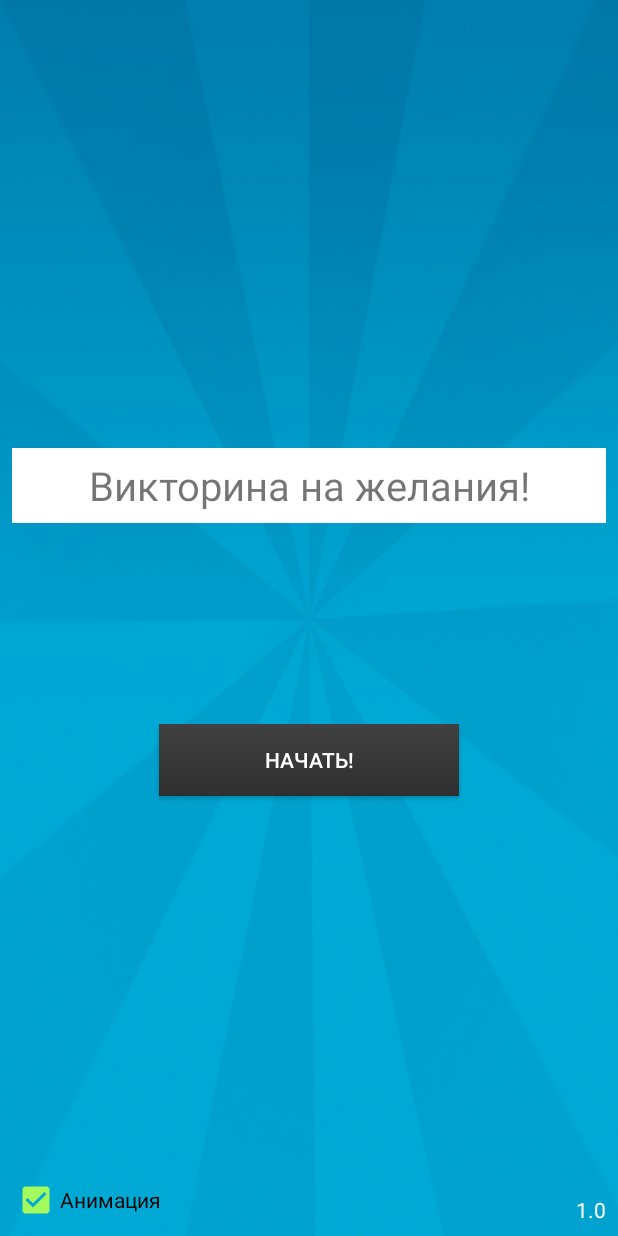
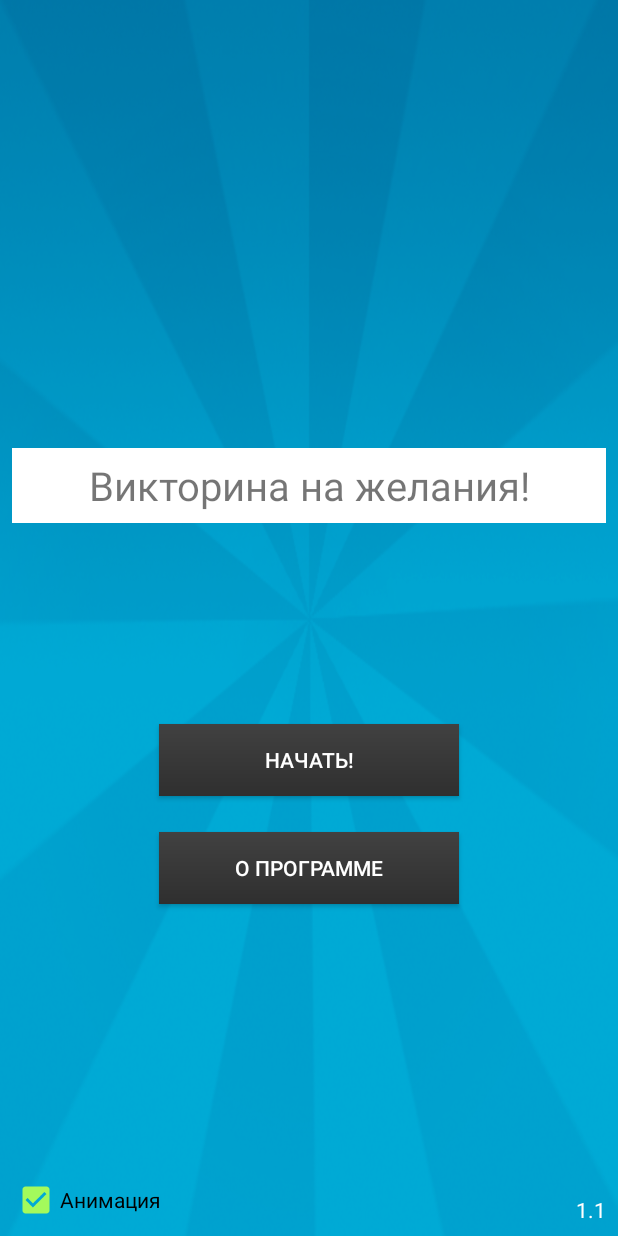
Before and after one commit to Zheil/Quiz, an Android app: the screen it shows after launch (MenuActivity), on a phone screen of 412 x 824 dp. Run offline under Robolectric (Android 15) with nearby library versions, the phone set to English and light mode, and no system bars; our stand-ins replace Dagger/Hilt's generated code, EventBus; libraries missing offline, so code that uses them is left out: com.arellomobile.mvp, com.jaeger.library, com.jakewharton.rxbinding2, com.michaelflisar.changelog; 4 statements that could not run were skipped.

Commit message:
added changelog, change version name

```diff
--- a/app/build.gradle
+++ b/app/build.gradle
@@ -13,7 +13,7 @@ android {
         minSdkVersion 19
         targetSdkVersion 27
         versionCode 1
-        versionName "1.0"
+        versionName "1.1"
         testInstrumentationRunner "android.support.test.runner.AndroidJUnitRunner"
     }
     buildTypes {
@@ -60,5 +60,7 @@ dependencies {
     //Shared pref
     implementation 'com.chibatching.kotpref:kotpref:2.5.0'
     implementation 'com.chibatching.kotpref:initializer:2.5.0'
+    //Changelog
+    implementation 'com.github.MFlisar:changelog:1.0.4'
 
 }
--- a/app/src/main/java/app/zheil/com/quiz/presentation/main/MenuActivity.kt
+++ b/app/src/main/java/app/zheil/com/quiz/presentation/main/MenuActivity.kt
@@ -5,6 +5,10 @@ import app.zheil.com.quiz.di.activity.DaggerActivityComponent
 import app.zheil.com.quiz.presentation.base.BaseActivity
 import kotlinx.android.synthetic.main.activity_menu.*
 import javax.inject.Inject
+import com.michaelflisar.changelog.classes.ChangelogFilter
+import com.michaelflisar.changelog.ChangelogBuilder
+
+
 
 class MenuActivity: BaseActivity() {
 
@@ -29,9 +33,24 @@ class MenuActivity: BaseActivity() {
         tvVersion.text = BuildConfig.VERSION_NAME
     }
 
+    private fun initAbout() {
+
+        val builder = ChangelogBuilder()
+                //.withUseBulletList(bulletList) // true if you want to show bullets before each changelog row, false otherwise
+                //.withMinVersionToShow(110)     // provide a number and the log will only show changelog rows for versions equal or higher than this number
+                //.withFilter(ChangelogFilter(ChangelogFilter.Mode.Exact, "somefilterstring", true)) // this will filter out all tags, that do not have the provided filter attribute
+                //.withManagedShowOnStart(true)  // library will take care to show activity/dialog only if the changelog has new infos and will only show this new infos
+                //.withRateButton(true) // enable this to show a "rate app" button in the dialog => clicking it will open the play store; the parent activity or target fragment can also implement IChangelogRateHandler to handle the button click
+                .buildAndShowDialog(this, false) // second parameter defines, if the dialog has a dark or light theme
+    }
+
     private fun initListeners() {
         btnStart.click {
             mRouter.showQuizActivity(this)
+        }
+
+        btnInfoApp.click {
+            initAbout()
         }
 
         checkAnimationStatus.setOnCheckedChangeListener { buttonView, isChecked ->
--- a/app/src/main/res/layout/activity_menu.xml
+++ b/app/src/main/res/layout/activity_menu.xml
@@ -39,6 +39,18 @@
         app:layout_constraintTop_toTopOf="parent"
         app:layout_constraintVertical_bias="0.622" />
 
+    <Button
+        android:id="@+id/btnInfoApp"
+        android:layout_width="200dp"
+        android:layout_height="wrap_content"
+        android:layout_marginTop="24dp"
+        android:background="@drawable/button_gradient"
+        android:text="@string/about_app"
+        android:textColor="#fff"
+        app:layout_constraintEnd_toEndOf="parent"
+        app:layout_constraintStart_toStartOf="parent"
+        app:layout_constraintTop_toBottomOf="@+id/btnStart" />
+
 
     <TextView
         android:id="@+id/tvVersion"
--- a/app/src/main/res/values/strings.xml
+++ b/app/src/main/res/values/strings.xml
@@ -17,4 +17,5 @@
         \n\tИгроки по очереди загадывают одно желание
     </string>
     <string name="animation_status">Анимация</string>
+    <string name="about_app">О программе</string>
 </resources>
```
Also changed, not shown: app/src/main/res/raw/changelog.xml (added, +21 -0 lines).
